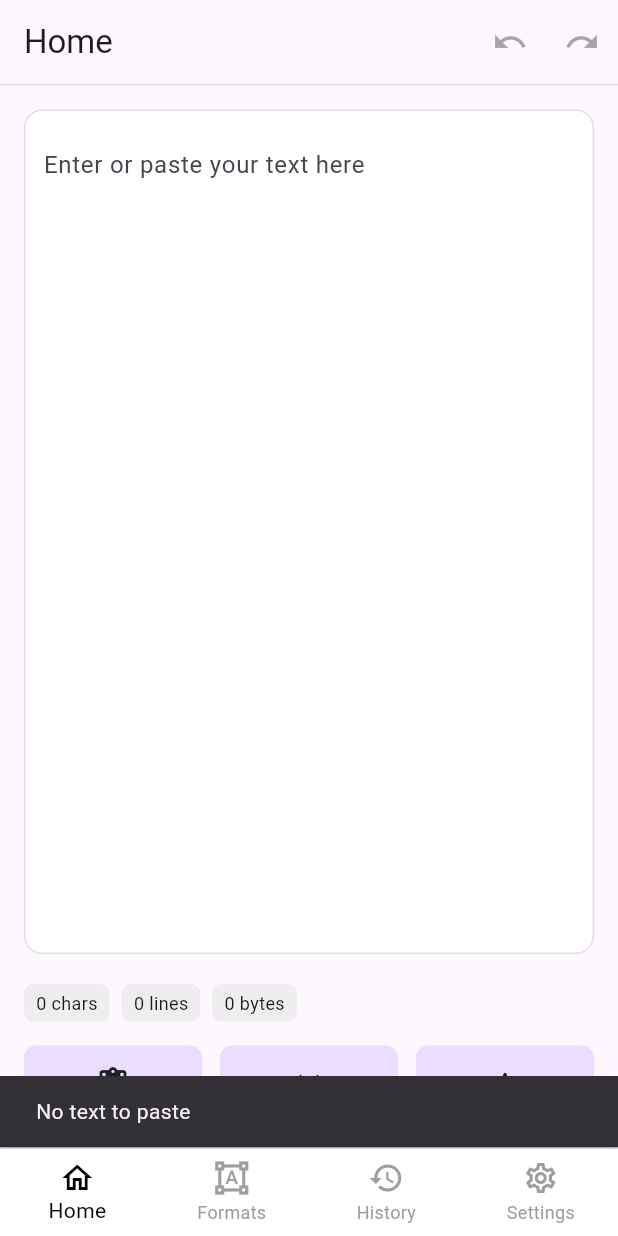
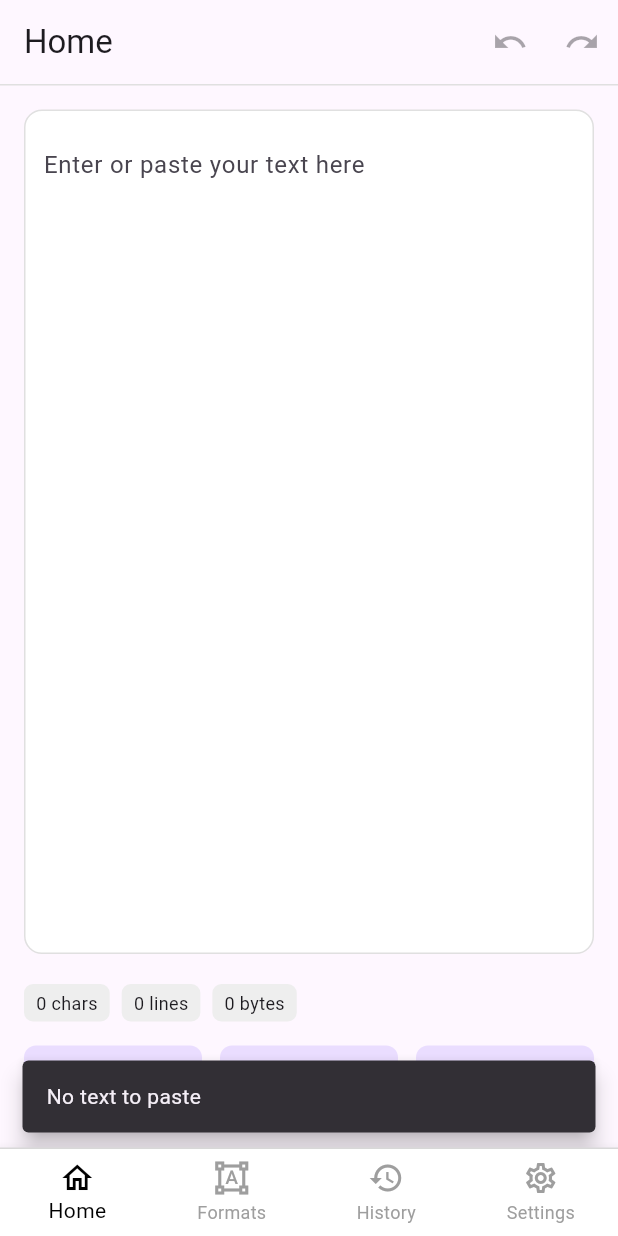
Before and after one commit to hyperbora/format_kit, a Flutter app: the screen it shows after launch, after a tap on the "content paste" icon, on a phone screen of 412 x 824 dp. Run offline on Flutter 3.47's test engine with Material 3 defaults, Android fonts, the phone set to English and light mode, and no system bars; our stand-ins replace flutter_riverpod.

Commit message:
feat: snackbar 공통 헬퍼로 관리

```diff
--- a/lib/screens/home/widgets/quick_format_actions.dart
+++ b/lib/screens/home/widgets/quick_format_actions.dart
@@ -3,6 +3,7 @@ import 'package:flutter_riverpod/flutter_riverpod.dart';
 import 'package:format_kit/l10n/app_localizations.dart';
 import 'package:format_kit/providers/quick_input_actions_provider.dart';
 import 'package:format_kit/providers/paste_result.dart';
+import 'package:format_kit/ui/snackbar_helper.dart';
 
 class QuickFormatActions extends ConsumerWidget {
   const QuickFormatActions({super.key});
@@ -51,8 +52,6 @@ Future<void> _paste(BuildContext context, QuickInputActions actions) async {
   }
   if (context.mounted) {
     final loc = AppLocalizations.of(context)!;
-    ScaffoldMessenger.of(
-      context,
-    ).showSnackBar(SnackBar(content: Text(loc.pasteEmptyMessage)));
+    showAppSnackBar(context, loc.pasteEmptyMessage);
   }
 }
--- /dev/null
+++ b/lib/ui/snackbar_helper.dart
@@ -0,0 +1,14 @@
+import 'package:flutter/material.dart';
+
+void showAppSnackBar(BuildContext context, String message, {int seconds = 2}) {
+  final messenger = ScaffoldMessenger.of(context);
+
+  messenger.hideCurrentSnackBar();
+  messenger.showSnackBar(
+    SnackBar(
+      content: Text(message),
+      behavior: SnackBarBehavior.floating,
+      duration: Duration(seconds: seconds),
+    ),
+  );
+}
```
